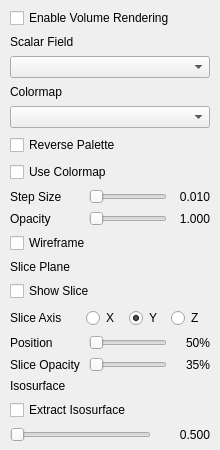
The window that src/ui/volume_page.ui (thermeng/SciRender) describes before a commit, drawn with Qt 5.
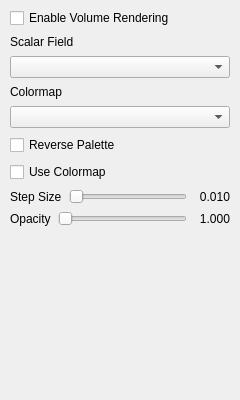
The same window after the commit.

What changed in the file:
```diff
--- a/src/ui/volume_page.ui
+++ b/src/ui/volume_page.ui
@@ -6,7 +6,7 @@
    <rect>
     <x>0</x>
     <y>0</y>
-    <width>220</width>
+    <width>240</width>
     <height>400</height>
    </rect>
   </property>
@@ -89,18 +89,6 @@
        <layout class="QHBoxLayout" name="stepRow">
         <item>
          <widget class="QLabel" name="stepLabel">
-          <property name="minimumSize">
-           <size>
-            <width>72</width>
-            <height>0</height>
-           </size>
-          </property>
-          <property name="maximumSize">
-           <size>
-            <width>72</width>
-            <height>16777215</height>
-           </size>
-          </property>
           <property name="text">
            <string>Step Size</string>
           </property>
@@ -144,18 +132,6 @@
        <layout class="QHBoxLayout" name="opacityRow">
         <item>
          <widget class="QLabel" name="opacityLabel">
-          <property name="minimumSize">
-           <size>
-            <width>72</width>
-            <height>0</height>
-           </size>
-          </property>
-          <property name="maximumSize">
-           <size>
-            <width>72</width>
-            <height>16777215</height>
-           </size>
-          </property>
           <property name="text">
            <string>Opacity</string>
           </property>
@@ -196,31 +172,10 @@
        </layout>
       </item>
       <item>
-       <widget class="QCheckBox" name="volumeWireframeCb">
-        <property name="text">
-         <string>Wireframe</string>
-        </property>
-       </widget>
-      </item>
-      <item>
-       <widget class="QLabel" name="slicePlaneHeader">
-        <property name="text">
-         <string>Slice Plane</string>
-        </property>
-       </widget>
-      </item>
-      <item>
-       <widget class="QCheckBox" name="volumeSliceShowCb">
-        <property name="text">
-         <string>Show Slice</string>
-        </property>
-       </widget>
-      </item>
-      <item>
-       <widget class="QWidget" name="sliceAxisWidget" native="true">
-        <layout class="QHBoxLayout" name="sliceAxisLayout">
+       <widget class="QWidget" name="rangeContainer" native="true">
+        <layout class="QHBoxLayout" name="rangeContainerLayout">
          <property name="spacing">
-          <number>4</number>
+          <number>0</number>
          </property>
          <property name="leftMargin">
           <number>0</number>
@@ -234,218 +189,9 @@
          <property name="bottomMargin">
           <number>0</number>
          </property>
-         <item>
-          <widget class="QLabel" name="sliceAxisLabel">
-           <property name="minimumSize">
-            <size>
-             <width>72</width>
-             <height>0</height>
-            </size>
-           </property>
-           <property name="maximumSize">
-            <size>
-             <width>72</width>
-             <height>16777215</height>
-            </size>
-           </property>
-           <property name="text">
-            <string>Slice Axis</string>
-           </property>
-           <property name="alignment">
-            <set>Qt::AlignmentFlag::AlignLeading|Qt::AlignmentFlag::AlignLeft|Qt::AlignmentFlag::AlignVCenter</set>
-           </property>
-          </widget>
-         </item>
-         <item>
-          <widget class="QRadioButton" name="sliceAxisX">
-           <property name="text">
-            <string>X</string>
-           </property>
-           <property name="checked">
-            <bool>false</bool>
-           </property>
-          </widget>
-         </item>
-         <item>
-          <widget class="QRadioButton" name="sliceAxisY">
-           <property name="text">
-            <string>Y</string>
-           </property>
-           <property name="checked">
-            <bool>true</bool>
-           </property>
-          </widget>
-         </item>
-         <item>
-          <widget class="QRadioButton" name="sliceAxisZ">
-           <property name="text">
-            <string>Z</string>
-           </property>
-           <property name="checked">
-            <bool>false</bool>
-           </property>
-          </widget>
-         </item>
         </layout>
        </widget>
       </item>
-      <item>
-       <layout class="QHBoxLayout" name="slicePosRow">
-        <item>
-         <widget class="QLabel" name="slicePosLabel">
-          <property name="minimumSize">
-           <size>
-            <width>72</width>
-            <height>0</height>
-           </size>
-          </property>
-          <property name="maximumSize">
-           <size>
-            <width>72</width>
-            <height>16777215</height>
-           </size>
-          </property>
-          <property name="text">
-           <string>Position</string>
-          </property>
-          <property name="alignment">
-           <set>Qt::AlignmentFlag::AlignLeading|Qt::AlignmentFlag::AlignLeft|Qt::AlignmentFlag::AlignVCenter</set>
-          </property>
-         </widget>
-        </item>
-        <item>
-         <widget class="QSlider" name="slicePosSlider">
-          <property name="orientation">
-           <enum>Qt::Orientation::Horizontal</enum>
-          </property>
-         </widget>
-        </item>
-        <item>
-         <widget class="QLabel" name="slicePosValue">
-          <property name="minimumSize">
-           <size>
-            <width>36</width>
-            <height>0</height>
-           </size>
-          </property>
-          <property name="maximumSize">
-           <size>
-            <width>36</width>
-            <height>16777215</height>
-           </size>
-          </property>
-          <property name="text">
-           <string>50%</string>
-          </property>
-          <property name="alignment">
-           <set>Qt::AlignmentFlag::AlignRight|Qt::AlignmentFlag::AlignTrailing|Qt::AlignmentFlag::AlignVCenter</set>
-          </property>
-         </widget>
-        </item>
-       </layout>
-      </item>
-      <item>
-       <layout class="QHBoxLayout" name="sliceOpacityRow">
-        <item>
-         <widget class="QLabel" name="sliceOpacityLabel">
-          <property name="minimumSize">
-           <size>
-            <width>72</width>
-            <height>0</height>
-           </size>
-          </property>
-          <property name="maximumSize">
-           <size>
-            <width>72</width>
-            <height>16777215</height>
-           </size>
-          </property>
-          <property name="text">
-           <string>Slice Opacity</string>
-          </property>
-          <property name="alignment">
-           <set>Qt::AlignmentFlag::AlignLeading|Qt::AlignmentFlag::AlignLeft|Qt::AlignmentFlag::AlignVCenter</set>
-          </property>
-         </widget>
-        </item>
-        <item>
-         <widget class="QSlider" name="sliceOpacitySlider">
-          <property name="orientation">
-           <enum>Qt::Orientation::Horizontal</enum>
-          </property>
-         </widget>
-        </item>
-        <item>
-         <widget class="QLabel" name="sliceOpacityValue">
-          <property name="minimumSize">
-           <size>
-            <width>36</width>
-            <height>0</height>
-           </size>
-          </property>
-          <property name="maximumSize">
-           <size>
-            <width>36</width>
-            <height>16777215</height>
-           </size>
-          </property>
-          <property name="text">
-           <string>35%</string>
-          </property>
-          <property name="alignment">
-           <set>Qt::AlignmentFlag::AlignRight|Qt::AlignmentFlag::AlignTrailing|Qt::AlignmentFlag::AlignVCenter</set>
-          </property>
-         </widget>
-        </item>
-       </layout>
-      </item>
-      <item>
-       <widget class="QLabel" name="isosurfaceHeader">
-        <property name="text">
-         <string>Isosurface</string>
-        </property>
-       </widget>
-      </item>
-      <item>
-       <widget class="QCheckBox" name="isosurfaceEnableCb">
-        <property name="text">
-         <string>Extract Isosurface</string>
-        </property>
-       </widget>
-      </item>
-      <item>
-       <layout class="QHBoxLayout" name="isoValueRow">
-        <item>
-         <widget class="QSlider" name="isoValueSlider">
-          <property name="orientation">
-           <enum>Qt::Orientation::Horizontal</enum>
-          </property>
-         </widget>
-        </item>
-        <item>
-         <widget class="QLabel" name="isoValueLabel">
-          <property name="minimumSize">
-           <size>
-            <width>52</width>
-            <height>0</height>
-           </size>
-          </property>
-          <property name="maximumSize">
-           <size>
-            <width>52</width>
-            <height>16777215</height>
-           </size>
-          </property>
-          <property name="text">
-           <string>0.500</string>
-          </property>
-          <property name="alignment">
-           <set>Qt::AlignmentFlag::AlignRight|Qt::AlignmentFlag::AlignTrailing|Qt::AlignmentFlag::AlignVCenter</set>
-          </property>
-         </widget>
-        </item>
-       </layout>
-      </item>
      </layout>
     </widget>
    </item>
```
